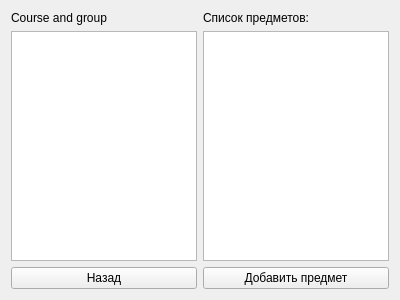
sarum9in/Schedule, file SubjectListEdit.ui: the form before one commit.
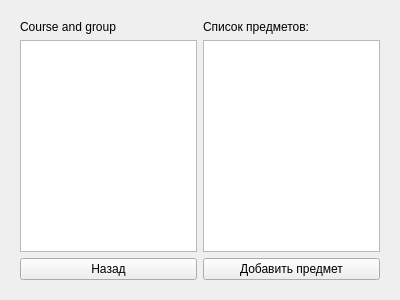
The form after the commit. Custom widgets are drawn as their Qt base class.

Commit message: SubjectListEdit: partial interaction implementation with EditSubject.

Patch:
```diff
--- a/SubjectListEdit.ui
+++ b/SubjectListEdit.ui
@@ -13,14 +13,14 @@
   <property name="windowTitle">
    <string>Form</string>
   </property>
-  <layout class="QGridLayout" name="gridLayout">
-   <item row="0" column="1">
-    <widget class="QLabel" name="label">
-     <property name="text">
-      <string>Список предметов:</string>
+  <layout class="QVBoxLayout" name="verticalLayout_2">
+   <item>
+    <widget class="QStackedWidget" name="stackedWidget">
+     <property name="currentIndex">
+      <number>0</number>
      </property>
-    </widget>
-   </item>
+     <widget class="QWidget" name="subjectListPage">
+      <layout class="QGridLayout" name="gridLayout_2">
    <item row="0" column="0">
     <widget class="QLabel" name="courseAndGroup">
      <property name="text">
@@ -28,17 +28,10 @@
      </property>
     </widget>
    </item>
-   <item row="2" column="1">
-    <widget class="QPushButton" name="addSubjectButton">
+       <item row="0" column="1">
+        <widget class="QLabel" name="label">
      <property name="text">
-      <string>Добавить предмет</string>
-     </property>
-    </widget>
-   </item>
-   <item row="2" column="0">
-    <widget class="QPushButton" name="backButton">
-     <property name="text">
-      <string>Назад</string>
+          <string>Список предметов:</string>
      </property>
     </widget>
    </item>
@@ -48,8 +41,41 @@
    <item row="1" column="1">
     <widget class="QListView" name="subjectList"/>
    </item>
-  </layout>
- </widget>
+       <item row="2" column="0">
+        <widget class="QPushButton" name="backButton">
+         <property name="text">
+          <string>Назад</string>
+         </property>
+        </widget>
+       </item>
+       <item row="2" column="1">
+        <widget class="QPushButton" name="addSubjectButton">
+         <property name="text">
+          <string>Добавить предмет</string>
+         </property>
+        </widget>
+       </item>
+      </layout>
+     </widget>
+     <widget class="QWidget" name="editSubjectPage">
+      <layout class="QVBoxLayout" name="verticalLayout">
+       <item>
+        <widget class="EditSubject" name="editSubject" native="true"/>
+       </item>
+      </layout>
+     </widget>
+    </widget>
+   </item>
+  </layout>
+ </widget>
+ <customwidgets>
+  <customwidget>
+   <class>EditSubject</class>
+   <extends>QWidget</extends>
+   <header>EditSubject.hpp</header>
+   <container>1</container>
+  </customwidget>
+ </customwidgets>
  <resources/>
  <connections>
   <connection>
```
Left out of the diff: 18 changed lines with no effect on the pictures. Lines whose indentation alone changed are shown as unchanged. The commit also changes 5 other files.
